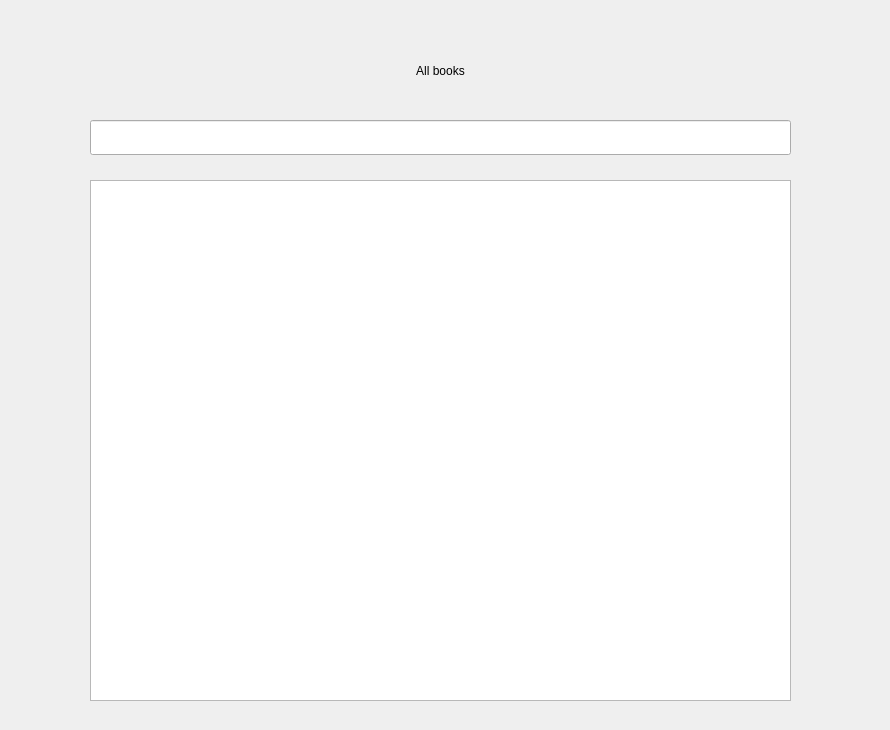
nisaia/P-yQt-ersonal-management-system, file assets/ui_XML/allBooks_window.ui: the form before one commit.
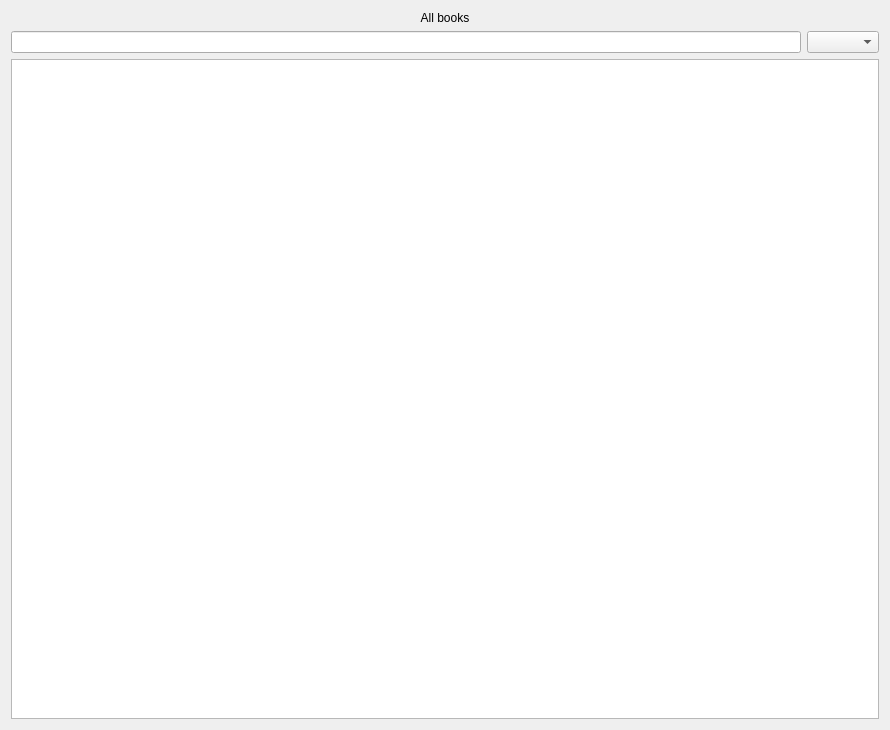
The form after the commit.

Diff of the .ui file:
```diff
--- a/assets/ui_XML/allBooks_window.ui
+++ b/assets/ui_XML/allBooks_window.ui
@@ -13,16 +13,7 @@
   <property name="windowTitle">
    <string>Form</string>
   </property>
-  <widget class="QWidget" name="horizontalLayoutWidget">
-   <property name="geometry">
-    <rect>
-     <x>90</x>
-     <y>40</y>
-     <width>701</width>
-     <height>61</height>
-    </rect>
-   </property>
-   <layout class="QHBoxLayout" name="horizontalLayout">
+  <layout class="QVBoxLayout" name="verticalLayout">
     <item>
      <widget class="QLabel" name="label">
       <property name="text">
@@ -33,28 +24,24 @@
       </property>
      </widget>
     </item>
-   </layout>
-  </widget>
-  <widget class="QLineEdit" name="lineEdit">
-   <property name="geometry">
-    <rect>
-     <x>90</x>
-     <y>120</y>
-     <width>701</width>
-     <height>35</height>
-    </rect>
-   </property>
-  </widget>
+   <item>
+    <layout class="QHBoxLayout" name="horizontalLayout">
+     <item>
+      <widget class="QLineEdit" name="lineEdit"/>
+     </item>
+     <item>
+      <widget class="QComboBox" name="comboBox"/>
+     </item>
+    </layout>
+   </item>
+   <item>
   <widget class="QTableView" name="tableView">
-   <property name="geometry">
-    <rect>
-     <x>90</x>
-     <y>180</y>
-     <width>701</width>
-     <height>521</height>
-    </rect>
-   </property>
-  </widget>
+     <property name="editTriggers">
+      <set>QAbstractItemView::NoEditTriggers</set>
+     </property>
+    </widget>
+   </item>
+  </layout>
  </widget>
  <resources/>
  <connections/>
```
Lines whose indentation alone changed are shown as unchanged.
